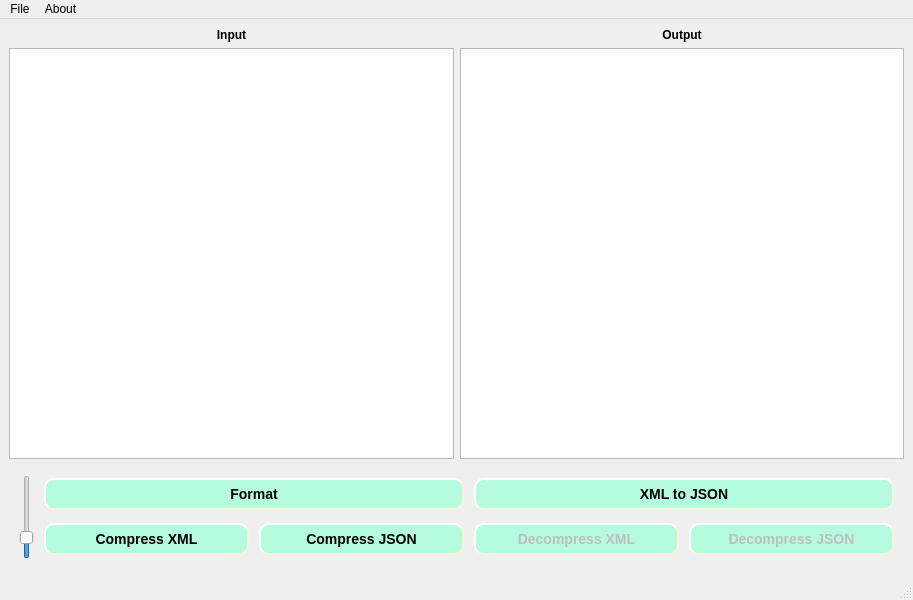
Above: Forms/xml_editor.ui from Moatsm-prog/XML-To-JSON-1 before the change. Below: the same form after it.
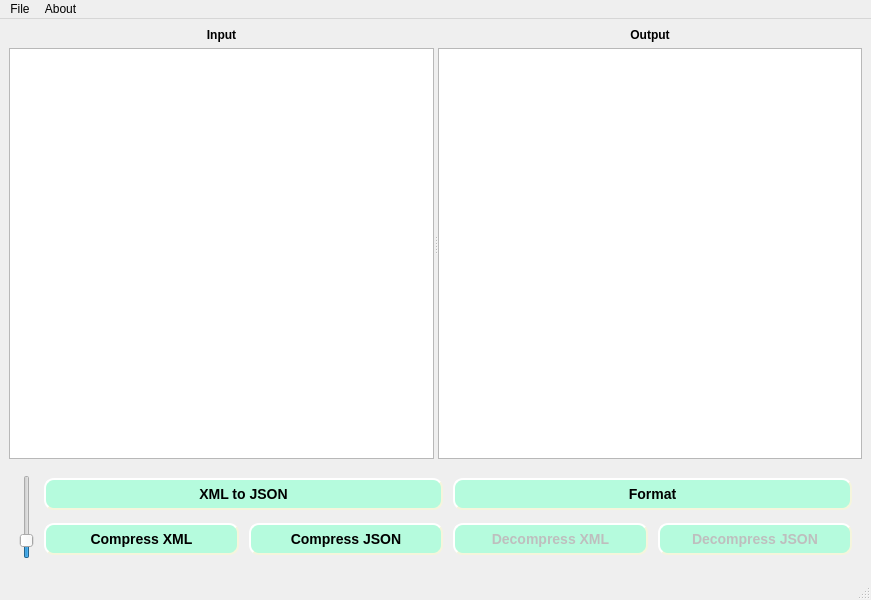
That is the form after the change. Icons and pictures are not drawn.

Commit message: Adding text-edit slider resize + Fixing Bugs

```diff
--- a/Forms/xml_editor.ui
+++ b/Forms/xml_editor.ui
@@ -6,7 +6,7 @@
    <rect>
     <x>0</x>
     <y>0</y>
-    <width>913</width>
+    <width>871</width>
     <height>600</height>
    </rect>
   </property>
@@ -20,8 +20,17 @@
   <widget class="QWidget" name="centralwidget">
    <layout class="QVBoxLayout" name="verticalLayout">
     <item>
+     <layout class="QVBoxLayout" name="verticalLayout_2" stretch="5,1">
+      <item>
      <layout class="QHBoxLayout" name="horizontalLayout">
       <item>
+         <widget class="QSplitter" name="splitter">
+          <property name="orientation">
+           <enum>Qt::Horizontal</enum>
+          </property>
+          <widget class="QWidget" name="verticalLayoutWidget">
+           <layout class="QVBoxLayout" name="verticalLayout_4">
+            <item>
        <widget class="QLabel" name="label_2">
         <property name="font">
          <font>
@@ -37,25 +46,6 @@
        </widget>
       </item>
       <item>
-       <widget class="QLabel" name="label">
-        <property name="font">
-         <font>
-          <bold>true</bold>
-         </font>
-        </property>
-        <property name="text">
-         <string>Output</string>
-        </property>
-        <property name="alignment">
-         <set>Qt::AlignCenter</set>
-        </property>
-       </widget>
-      </item>
-     </layout>
-    </item>
-    <item>
-     <layout class="QHBoxLayout" name="horizontalLayout_4">
-      <item>
        <widget class="QTextEdit" name="input_textedit">
         <property name="lineWrapMode">
          <enum>QTextEdit::WidgetWidth</enum>
@@ -65,6 +55,25 @@
         </property>
        </widget>
       </item>
+           </layout>
+          </widget>
+          <widget class="QWidget" name="verticalLayoutWidget_2">
+           <layout class="QVBoxLayout" name="verticalLayout_5">
+            <item>
+             <widget class="QLabel" name="label">
+              <property name="font">
+               <font>
+                <bold>true</bold>
+               </font>
+              </property>
+              <property name="text">
+               <string>Output</string>
+              </property>
+              <property name="alignment">
+               <set>Qt::AlignCenter</set>
+              </property>
+             </widget>
+            </item>
       <item>
        <widget class="QTextEdit" name="output_textedit">
         <property name="lineWrapMode">
@@ -76,21 +85,11 @@
        </widget>
       </item>
      </layout>
-    </item>
-    <item>
-     <layout class="QHBoxLayout" name="horizontalLayout_10">
-      <property name="leftMargin">
-       <number>0</number>
-      </property>
-      <property name="topMargin">
-       <number>0</number>
-      </property>
-      <property name="rightMargin">
-       <number>0</number>
-      </property>
-      <property name="bottomMargin">
-       <number>0</number>
-      </property>
+          </widget>
+         </widget>
+        </item>
+       </layout>
+      </item>
       <item>
        <layout class="QHBoxLayout" name="horizontalLayout_12">
         <property name="spacing">
@@ -134,14 +133,11 @@
              <number>5</number>
             </property>
             <property name="maximum">
-             <number>25</number>
+             <number>30</number>
             </property>
             <property name="value">
              <number>9</number>
             </property>
-            <property name="sliderPosition">
-             <number>9</number>
-            </property>
             <property name="orientation">
              <enum>Qt::Vertical</enum>
             </property>
@@ -156,33 +152,6 @@
           </property>
           <item>
            <layout class="QHBoxLayout" name="horizontalLayout_13">
-            <item>
-             <widget class="QPushButton" name="format_button">
-              <property name="styleSheet">
-               <string notr="true">QPushButton{
-	background-color: #B5FBDD;
-    border-style: outset;
-    border-width: 2px;
-    border-radius: 10px;
-    border-color: beige;
-    font: bold 14px;
-    min-width: 10em;
-    padding: 6px;
-}
-QPushButton:pressed {
-    background-color: rgb(224, 0, 0);
-    border-style: inset;
-}
-
-QPushButton:hover{
-background-color:rgb(252, 252, 252)
-}</string>
-              </property>
-              <property name="text">
-               <string>Format</string>
-              </property>
-             </widget>
-            </item>
             <item>
              <widget class="QPushButton" name="convert">
               <property name="styleSheet">
@@ -210,6 +179,33 @@
               </property>
              </widget>
             </item>
+            <item>
+             <widget class="QPushButton" name="format_button">
+              <property name="styleSheet">
+               <string notr="true">QPushButton{
+	background-color: #B5FBDD;
+    border-style: outset;
+    border-width: 2px;
+    border-radius: 10px;
+    border-color: beige;
+    font: bold 14px;
+    min-width: 10em;
+    padding: 6px;
+}
+QPushButton:pressed {
+    background-color: rgb(224, 0, 0);
+    border-style: inset;
+}
+
+QPushButton:hover{
+background-color:rgb(252, 252, 252)
+}</string>
+              </property>
+              <property name="text">
+               <string>Format</string>
+              </property>
+             </widget>
+            </item>
            </layout>
           </item>
           <item>
@@ -343,8 +339,8 @@
     <rect>
      <x>0</x>
      <y>0</y>
-     <width>913</width>
-     <height>21</height>
+     <width>871</width>
+     <height>22</height>
     </rect>
    </property>
    <widget class="QMenu" name="menuFile">
```
Left out of the diff: 6 changed lines with no effect on the pictures. Lines whose indentation alone changed are shown as unchanged. The commit also changes 9 other files.
